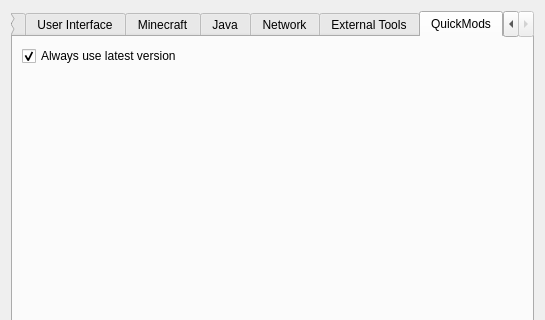
MultiMC/Launcher, file gui/dialogs/SettingsDialog.ui: the form before one commit; both pictures show x 0 to 545 and y 0 to 320 of the 545 by 609 pixel window.
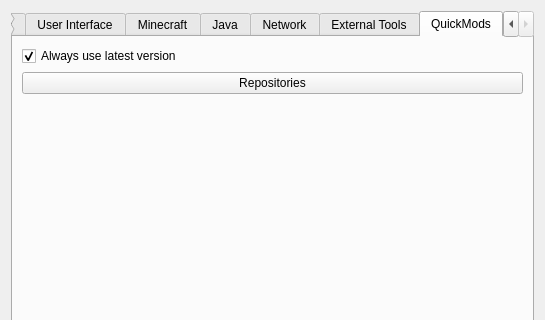
The form after the commit. The open tabs and pages were chosen to show the change. Icons and pictures are not drawn.

Commit message: Remove verification stuff and add a repositories dialog

```diff
--- a/gui/dialogs/SettingsDialog.ui
+++ b/gui/dialogs/SettingsDialog.ui
@@ -1019,6 +1019,13 @@
          </property>
         </widget>
        </item>
+       <item>
+        <widget class="QPushButton" name="quickmodRepoBtn">
+         <property name="text">
+          <string>Repositories</string>
+         </property>
+        </widget>
+       </item>
        <item>
         <spacer name="verticalSpacer_4">
          <property name="orientation">
```
The commit also changes 13 other files.
